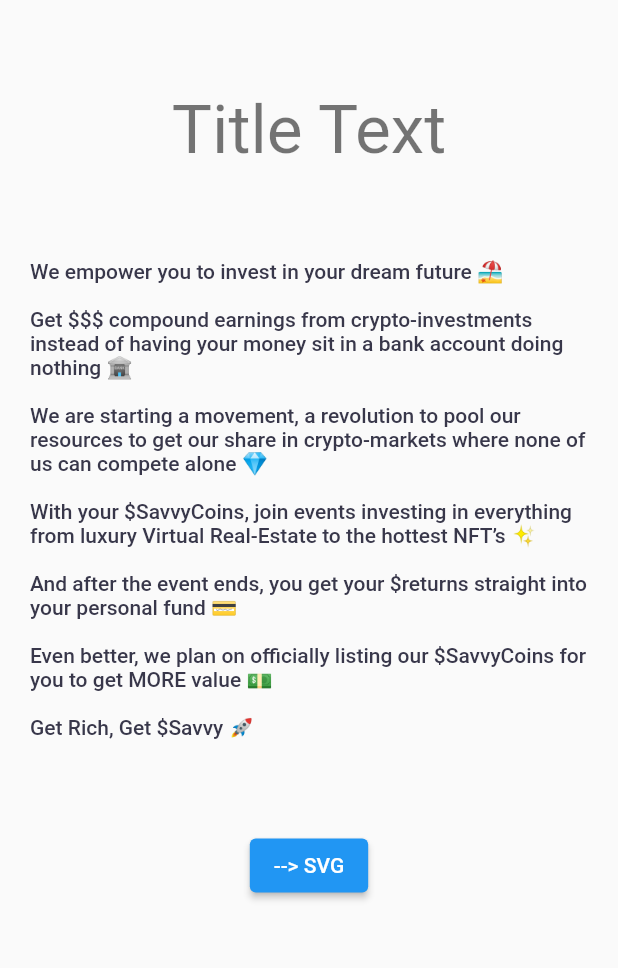
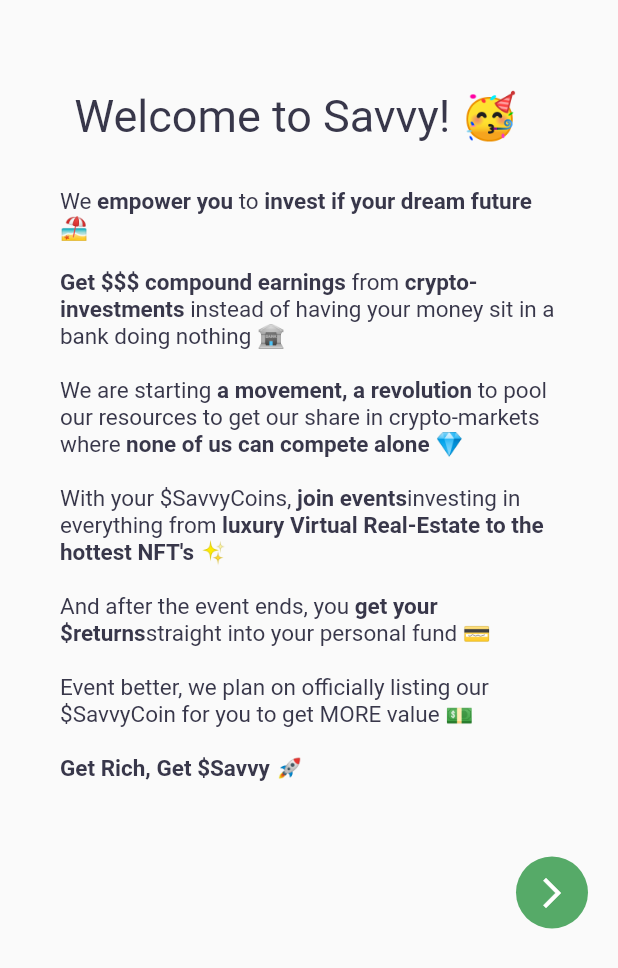
Before and after one commit to RedH11/SavvyApp, a Flutter app: the screen it shows after launch, on a phone screen of 412 x 824 dp. Shown: the top 968 px of the screen. Run offline on Flutter 3.47's test engine with Material 2 defaults, Android fonts, the phone set to English and light mode, and no system bars; Roboto replaces fonts that are missing (Helvetica Neue).

Commit message:
Finished the initial intro page

```diff
--- a/lib/main.dart
+++ b/lib/main.dart
@@ -13,9 +13,24 @@ class MyApp extends StatelessWidget {
     return MaterialApp(
       title: 'CryptoApp',
       theme: ThemeData(
-        textTheme: Theme.of(context).textTheme.apply(bodyColor: primaryTextColor),
-        buttonColor: primaryButtonColor,
-        visualDensity: VisualDensity.adaptivePlatformDensity // Conforms the UI to the screen size
+          // Default Brightness and Colors
+          brightness: Brightness.light,
+          primaryColor: primaryTextColor,
+          accentColor: Colors.cyan[600], // TEST
+
+          // Default font family
+          fontFamily: "Helvetica Neue",
+
+          // Default TextThemes
+          textTheme: TextTheme(
+            headline1: mainHeading,
+            headline2: sectionTitle,
+            bodyText1: mainBody,
+          ),
+
+          buttonColor: primaryButtonColor,
+          visualDensity: VisualDensity.adaptivePlatformDensity // Conforms the UI to the screen size
+
       ),
       home: IntroScreen(),
     );
--- a/lib/screens/intro/components/body.dart
+++ b/lib/screens/intro/components/body.dart
@@ -3,8 +3,40 @@ import 'package:flutter/material.dart';
 
 
 class Body extends StatelessWidget {
+
   @override
   Widget build(BuildContext context) {
+    RichText bodyText = new RichText(
+      text: new TextSpan(
+        // Note: Styles for TextSpans must be explicitly defined.
+        // Child text spans will inherit styles from parent
+        style: mainBody,
+        children: <TextSpan>[
+          new TextSpan(text: 'We '),
+          new TextSpan(text: 'empower you ', style: new TextStyle(fontWeight: FontWeight.bold)),
+          new TextSpan(text: 'to '),
+          new TextSpan(text: 'invest if your dream future 🏖', style: new TextStyle(fontWeight: FontWeight.bold)),
+          new TextSpan(text: '\n\nGet \$\$\$ compound earnings ', style: new TextStyle(fontWeight: FontWeight.bold)),
+          new TextSpan(text: 'from '),
+          new TextSpan(text: 'crypto-investments ', style: new TextStyle(fontWeight: FontWeight.bold)),
+          new TextSpan(text: 'instead of having your money sit in a bank doing nothing 🏦'),
+          new TextSpan(text: '\n\nWe are starting '),
+          new TextSpan(text: 'a movement, a revolution ', style: new TextStyle(fontWeight: FontWeight.bold)),
+          new TextSpan(text: 'to pool our resources to get our share in crypto-markets where '),
+          new TextSpan(text: 'none of us can compete alone 💎', style: new TextStyle(fontWeight: FontWeight.bold)),
+          new TextSpan(text: '\n\nWith your \$SavvyCoins, '),
+          new TextSpan(text: 'join events', style: new TextStyle(fontWeight: FontWeight.bold)),
+          new TextSpan(text: 'investing in everything from '),
+          new TextSpan(text: 'luxury Virtual Real-Estate to the hottest NFT\'s ✨', style: new TextStyle(fontWeight: FontWeight.bold)),
+          new TextSpan(text: '\n\nAnd after the event ends, you '),
+          new TextSpan(text: 'get your \$returns', style: new TextStyle(fontWeight: FontWeight.bold)),
+          new TextSpan(text: 'straight into your personal fund 💳'),
+          new TextSpan(text: '\n\nEvent better, we plan on officially listing our \$SavvyCoin for you to get MORE value 💵'),
+          new TextSpan(text: '\n\nGet Rich, Get \$Savvy 🚀 ', style: new TextStyle(fontWeight: FontWeight.bold)),
+        ],
+      ),
+    );
+
     return Container(
         // 100$ of screen height
         height: double.infinity,
@@ -16,32 +48,30 @@ class Body extends StatelessWidget {
 
           children: <Widget>[
             Padding(
-              padding: EdgeInsets.symmetric(horizontal: sidePadding, vertical: topPadding),
+              padding: EdgeInsets.fromLTRB(10, 60, 20, 10),
+              child: Text("Welcome to Savvy! 🥳 ", textAlign: TextAlign.left, style: Theme.of(context)
+                  .textTheme
+                  .headline1
+              ),
             ),
-            Text("Title Text", style: Theme.of(context)
-                .textTheme
-                .headline3
+            // Title Text
+            // Body Text
+            Padding(
+              padding: EdgeInsets.symmetric(horizontal: 40, vertical: 20),
+              child: bodyText
             ),
             SizedBox(height: 30),
-            Padding(
-            padding: EdgeInsets.symmetric(horizontal: sidePadding, vertical: topPadding),
-              child: Text(
-                  "We empower you to invest in your dream future 🏖" +
-                      "\n\nGet \$\$\$ compound earnings from crypto-investments instead of having your money sit in a bank account doing nothing 🏦" +
-                      "\n\nWe are starting a movement, a revolution to pool our resources to get our share in crypto-markets where none of us can compete alone 💎" +
-                      "\n\nWith your \$SavvyCoins, join events investing in everything from luxury Virtual Real-Estate to the hottest NFT’s ✨" +
-                      "\n\nAnd after the event ends, you get your \$returns straight into your personal fund 💳" +
-                      "\n\nEven better, we plan on officially listing our \$SavvyCoins for you to get MORE value 💵" +
-                      "\n\nGet Rich, Get \$Savvy 🚀 ",
-                  textAlign: TextAlign.left,
-                  style: Theme.of(context)
-                      .textTheme
-                      .bodyText1
-              ),
-            ),
-
-            SizedBox(height: 30),
-            ElevatedButton(onPressed: () => print("Text"), child: Text("--> SVG"))
+            // Circular Next Button
+            Align(
+                alignment: Alignment.bottomRight, child:  Container(
+                margin: EdgeInsets.fromLTRB(0, 0, sidePadding, 0),
+                decoration:
+                  BoxDecoration(
+                    color: primaryButtonColor,
+                    shape: BoxShape.circle,
+                  ),
+               child: new IconButton(icon: new Icon(Icons.arrow_forward_ios, color: Colors.white,), onPressed: () => print("Next Pressed")),)
+             ),
           ],
         )
       );
--- a/lib/theme/constants.dart
+++ b/lib/theme/constants.dart
@@ -21,8 +21,9 @@ const blueTextColor = Color.fromARGB(255, 120, 161, 228);
 const primaryButtonColor = Color.fromARGB(255, 86, 170, 104);
 
 /* FONT */
-const introHeading = TextStyle(fontFamily: "Helvetica Neue", fontSize: 30);
-const introBody = TextStyle(fontFamily: "Helvetica Neue", fontSize: 20);
+const mainHeading = TextStyle(fontFamily: "Helvetica Neue", fontSize: 30, fontWeight: FontWeight.normal, color: primaryTextColor);
+const mainBody = TextStyle(fontFamily: "Helvetica Neue", fontSize: 15, fontWeight: FontWeight.normal, color: primaryTextColor);
+const mainBodyBold = TextStyle(fontFamily: "Helvetica Neue", fontSize: 15, fontWeight: FontWeight.bold, color: primaryTextColor);
 const topHeading = TextStyle(fontFamily: "Helvetica Neue", fontSize: 25);
 const sectionTitle = TextStyle(fontFamily: "Helvetica Neue", fontSize: 15);
 
```
